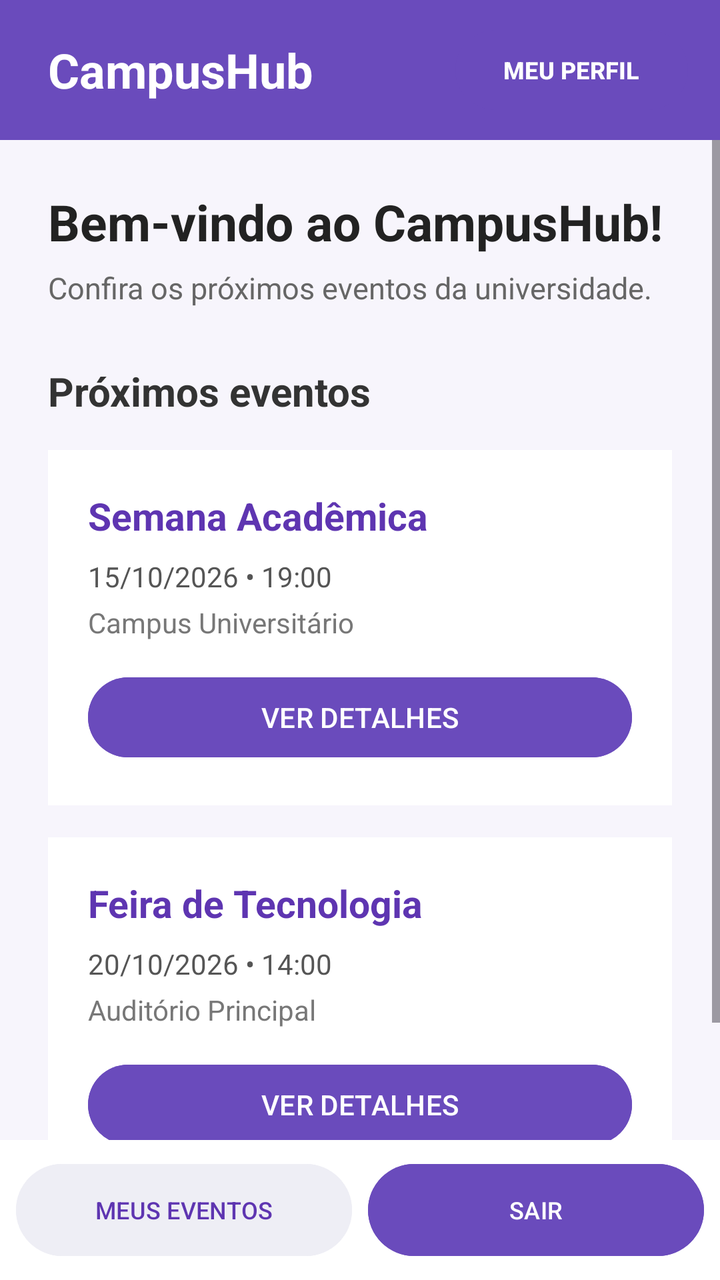
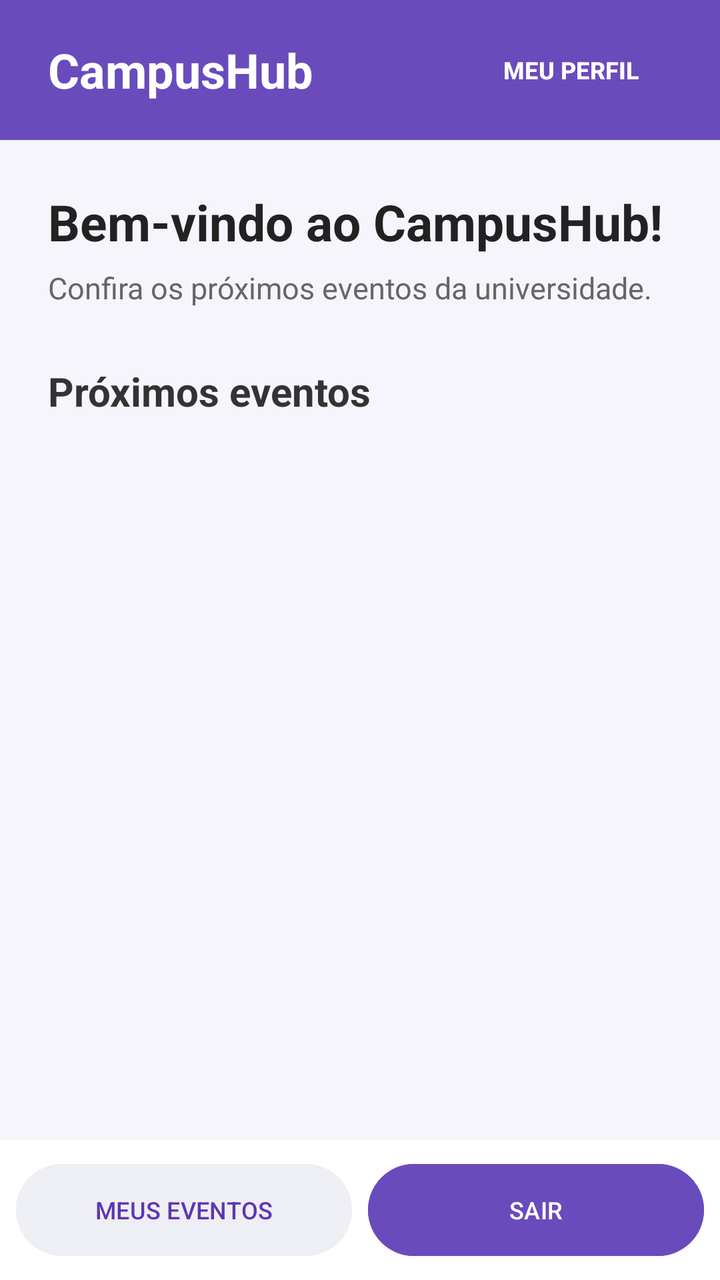

The first picture is an Android layout as it rendered before a commit; the second is the same layout after the commit. The layout source and the unified diff follow.
<!-- AndroidManifest.xml: application theme Theme.LoginFirebase -->
<!-- res/layout/activity_home.xml -->
<?xml version="1.0" encoding="utf-8"?>
<LinearLayout xmlns:android="http://schemas.android.com/apk/res/android"
    android:layout_width="match_parent"
    android:layout_height="match_parent"
    android:orientation="vertical"
    android:background="#F7F5FC">

    
    <LinearLayout
        android:layout_width="match_parent"
        android:layout_height="70dp"
        android:orientation="horizontal"
        android:gravity="center_vertical"
        android:paddingStart="24dp"
        android:paddingEnd="16dp"
        android:background="#6A4BBC">

        <TextView
            android:layout_width="0dp"
            android:layout_height="wrap_content"
            android:layout_weight="1"
            android:text="CampusHub"
            android:textColor="#FFFFFF"
            android:textSize="24sp"
            android:textStyle="bold" />

        <Button
            android:id="@+id/btnPerfil"
            android:layout_width="wrap_content"
            android:layout_height="wrap_content"
            android:text="MEU PERFIL"
            android:textColor="#FFFFFF"
            android:textSize="12sp"
            android:textStyle="bold"
            android:backgroundTint="#6A4BBC" />

    </LinearLayout>

    
    <ScrollView
        android:layout_width="match_parent"
        android:layout_height="0dp"
        android:layout_weight="1"
        android:fillViewport="true">

        <LinearLayout
            android:layout_width="match_parent"
            android:layout_height="wrap_content"
            android:orientation="vertical"
            android:padding="24dp">

            
            <TextView
                android:id="@+id/txtBemVindo"
                android:layout_width="wrap_content"
                android:layout_height="wrap_content"
                android:text="Bem-vindo ao CampusHub!"
                android:textColor="#222222"
                android:textSize="25sp"
                android:textStyle="bold"
                android:layout_marginBottom="6dp" />

            <TextView
                android:layout_width="wrap_content"
                android:layout_height="wrap_content"
                android:text="Confira os próximos eventos da universidade."
                android:textColor="#666666"
                android:textSize="15sp"
                android:layout_marginBottom="28dp" />

            
            <TextView
                android:layout_width="wrap_content"
                android:layout_height="wrap_content"
                android:text="Próximos eventos"
                android:textColor="#333333"
                android:textSize="20sp"
                android:textStyle="bold"
                android:layout_marginBottom="16dp" />

            
            <LinearLayout
                android:layout_width="match_parent"
                android:layout_height="wrap_content"
                android:orientation="vertical"
                android:padding="20dp"
                android:background="#FFFFFF"
                android:layout_marginBottom="16dp">

                <TextView
                    android:layout_width="wrap_content"
                    android:layout_height="wrap_content"
                    android:text="Semana Acadêmica"
                    android:textColor="#5E35B1"
                    android:textSize="19sp"
                    android:textStyle="bold" />

                <TextView
                    android:layout_width="wrap_content"
                    android:layout_height="wrap_content"
                    android:text="15/10/2026 • 19:00"
                    android:textColor="#555555"
                    android:textSize="14sp"
                    android:layout_marginTop="8dp" />

                <TextView
                    android:layout_width="wrap_content"
                    android:layout_height="wrap_content"
                    android:text="Campus Universitário"
                    android:textColor="#777777"
                    android:textSize="14sp"
                    android:layout_marginTop="4dp" />

                <Button
                    android:layout_width="match_parent"
                    android:layout_height="wrap_content"
                    android:text="VER DETALHES"
                    android:textColor="#FFFFFF"
                    android:backgroundTint="#6A4BBC"
                    android:layout_marginTop="14dp" />

            </LinearLayout>

            
            <LinearLayout
                android:layout_width="match_parent"
                android:layout_height="wrap_content"
                android:orientation="vertical"
                android:padding="20dp"
                android:background="#FFFFFF"
                android:layout_marginBottom="16dp">

                <TextView
                    android:layout_width="wrap_content"
                    android:layout_height="wrap_content"
                    android:text="Feira de Tecnologia"
                    android:textColor="#5E35B1"
                    android:textSize="19sp"
                    android:textStyle="bold" />

                <TextView
                    android:layout_width="wrap_content"
                    android:layout_height="wrap_content"
                    android:text="20/10/2026 • 14:00"
                    android:textColor="#555555"
                    android:textSize="14sp"
                    android:layout_marginTop="8dp" />

                <TextView
                    android:layout_width="wrap_content"
                    android:layout_height="wrap_content"
                    android:text="Auditório Principal"
                    android:textColor="#777777"
                    android:textSize="14sp"
                    android:layout_marginTop="4dp" />

                <Button
                    android:layout_width="match_parent"
                    android:layout_height="wrap_content"
                    android:text="VER DETALHES"
                    android:textColor="#FFFFFF"
                    android:backgroundTint="#6A4BBC"
                    android:layout_marginTop="14dp" />

            </LinearLayout>

        </LinearLayout>

    </ScrollView>

    
    <LinearLayout
        android:layout_width="match_parent"
        android:layout_height="70dp"
        android:orientation="horizontal"
        android:gravity="center"
        android:padding="8dp"
        android:background="#FFFFFF">

        <Button
            android:id="@+id/btnMeusEventos"
            android:layout_width="0dp"
            android:layout_height="match_parent"
            android:layout_weight="1"
            android:text="MEUS EVENTOS"
            android:textSize="12sp"
            android:textColor="#5E35B1"
            android:backgroundTint="#EEEEF5" />

        <Button
            android:id="@+id/btnSair"
            android:layout_width="0dp"
            android:layout_height="match_parent"
            android:layout_weight="1"
            android:text="SAIR"
            android:textSize="12sp"
            android:textColor="#FFFFFF"
            android:backgroundTint="#6A4BBC"
            android:layout_marginStart="8dp" />

    </LinearLayout>

</LinearLayout>
<!-- resources referenced by this layout -->
<resources>
  <style name="Theme.LoginFirebase" parent="Base.Theme.LoginFirebase" />
  <style name="Base.Theme.LoginFirebase" parent="Theme.Material3.DayNight.NoActionBar">
          
          
      </style>
</resources>

<!-- the commit's change to res/layout/activity_home.xml (unified diff, before → after) -->
@@ -5,7 +5,7 @@
     android:orientation="vertical"
     android:background="#F7F5FC">
 
-    
+
     <LinearLayout
         android:layout_width="match_parent"
         android:layout_height="70dp"
@@ -36,7 +36,8 @@
 
     </LinearLayout>
 
-    
+
+
     <ScrollView
         android:layout_width="match_parent"
         android:layout_height="0dp"
@@ -49,7 +50,7 @@
             android:orientation="vertical"
             android:padding="24dp">
 
-            
+
             <TextView
                 android:id="@+id/txtBemVindo"
                 android:layout_width="wrap_content"
@@ -68,7 +69,8 @@
                 android:textSize="15sp"
                 android:layout_marginBottom="28dp" />
 
-            
+
+
             <TextView
                 android:layout_width="wrap_content"
                 android:layout_height="wrap_content"
@@ -78,97 +80,20 @@
                 android:textStyle="bold"
                 android:layout_marginBottom="16dp" />
 
-            
+
+
             <LinearLayout
+                android:id="@+id/eventosContainer"
                 android:layout_width="match_parent"
                 android:layout_height="wrap_content"
-                android:orientation="vertical"
-                android:padding="20dp"
-                android:background="#FFFFFF"
-                android:layout_marginBottom="16dp">
-
-                <TextView
-                    android:layout_width="wrap_content"
-                    android:layout_height="wrap_content"
-                    android:text="Semana Acadêmica"
-                    android:textColor="#5E35B1"
-                    android:textSize="19sp"
-                    android:textStyle="bold" />
-
-                <TextView
-                    android:layout_width="wrap_content"
-                    android:layout_height="wrap_content"
-                    android:text="15/10/2026 • 19:00"
-                    android:textColor="#555555"
-                    android:textSize="14sp"
-                    android:layout_marginTop="8dp" />
-
-                <TextView
-                    android:layout_width="wrap_content"
-                    android:layout_height="wrap_content"
-                    android:text="Campus Universitário"
-                    android:textColor="#777777"
-                    android:textSize="14sp"
-                    android:layout_marginTop="4dp" />
-
-                <Button
-                    android:layout_width="match_parent"
-                    android:layout_height="wrap_content"
-                    android:text="VER DETALHES"
-                    android:textColor="#FFFFFF"
-                    android:backgroundTint="#6A4BBC"
-                    android:layout_marginTop="14dp" />
-
-            </LinearLayout>
-
-            
-            <LinearLayout
-                android:layout_width="match_parent"
-                android:layout_height="wrap_content"
-                android:orientation="vertical"
-                android:padding="20dp"
-                android:background="#FFFFFF"
-                android:layout_marginBottom="16dp">
-
-                <TextView
-                    android:layout_width="wrap_content"
-                    android:layout_height="wrap_content"
-                    android:text="Feira de Tecnologia"
-                    android:textColor="#5E35B1"
-                    android:textSize="19sp"
-                    android:textStyle="bold" />
-
-                <TextView
-                    android:layout_width="wrap_content"
-                    android:layout_height="wrap_content"
-                    android:text="20/10/2026 • 14:00"
-                    android:textColor="#555555"
-                    android:textSize="14sp"
-                    android:layout_marginTop="8dp" />
-
-                <TextView
-                    android:layout_width="wrap_content"
-                    android:layout_height="wrap_content"
-                    android:text="Auditório Principal"
-                    android:textColor="#777777"
-                    android:textSize="14sp"
-                    android:layout_marginTop="4dp" />
-
-                <Button
-                    android:layout_width="match_parent"
-                    android:layout_height="wrap_content"
-                    android:text="VER DETALHES"
-                    android:textColor="#FFFFFF"
-                    android:backgroundTint="#6A4BBC"
-                    android:layout_marginTop="14dp" />
-
-            </LinearLayout>
+                android:orientation="vertical" />
 
         </LinearLayout>
 
     </ScrollView>
 
-    
+
+
     <LinearLayout
         android:layout_width="match_parent"
         android:layout_height="70dp"
